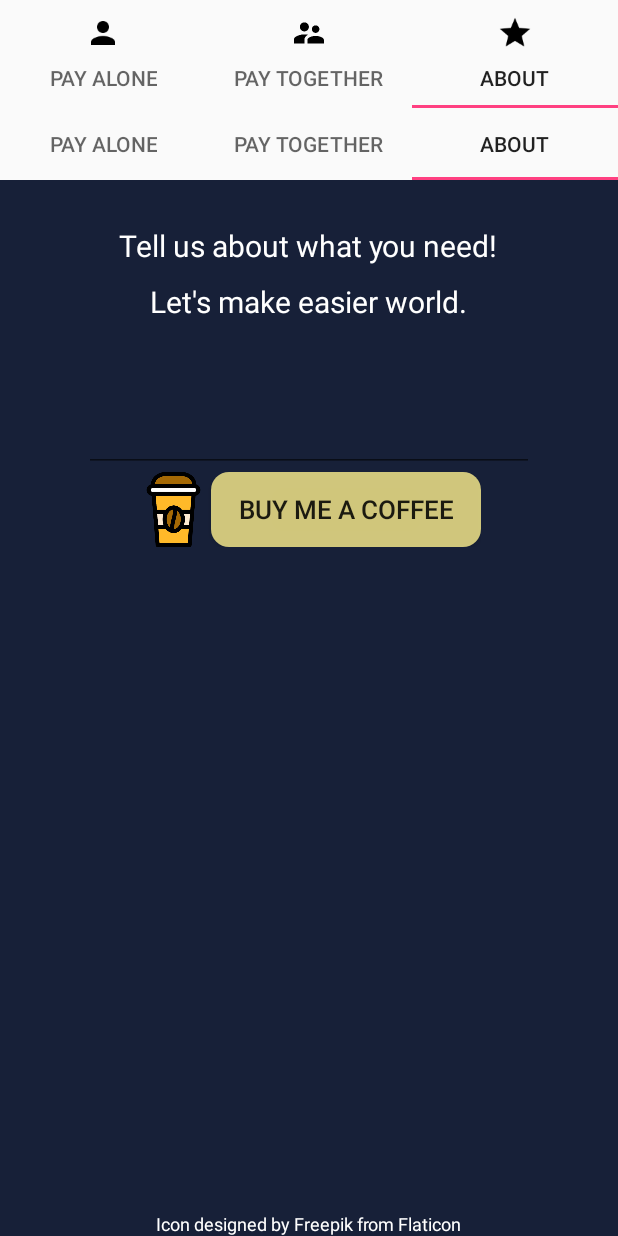
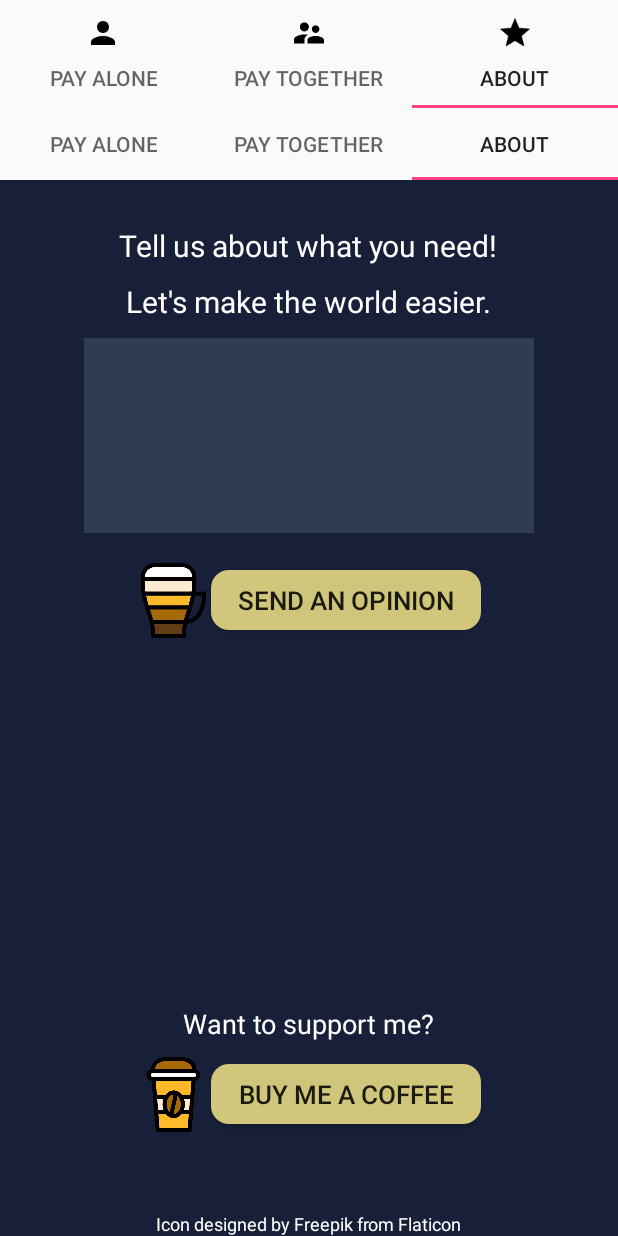
Before and after one commit to mhlee1215/tipcaly, an Android app: the screen it shows after launch (MainActivity), tab 3 chosen, on a phone screen of 412 x 824 dp. Run offline under Robolectric (Android 15) with nearby library versions, the phone set to English and light mode, and no system bars; our stand-ins replace AdMob; libraries missing offline, so code that uses them is left out: com.daimajia.androidanimations, com.daimajia.swipe, com.paypal.android; 3 statements that could not run were skipped.

Commit message:
about page updated

```diff
--- a/app/src/main/AndroidManifest.xml
+++ b/app/src/main/AndroidManifest.xml
@@ -12,7 +12,10 @@
         android:label="@string/app_name"
         android:supportsRtl="true"
         android:theme="@style/AppTheme">
-        <activity android:name=".MainActivity">
+        <activity android:name=".MainActivity"
+            android:windowSoftInputMode="adjustPan"
+            android:screenOrientation="portrait"
+            >
             <intent-filter>
                 <action android:name="android.intent.action.MAIN" />
 
--- a/app/src/main/java/com/tipcaly/tipcaly/AboutFragment.java
+++ b/app/src/main/java/com/tipcaly/tipcaly/AboutFragment.java
@@ -17,6 +17,7 @@ import android.view.ViewGroup;
 import android.webkit.WebView;
 import android.widget.AdapterView;
 import android.widget.Button;
+import android.widget.EditText;
 import android.widget.RelativeLayout;
 import android.widget.TextView;
 import android.widget.Toast;
@@ -82,6 +83,7 @@ public class AboutFragment extends Fragment{
 //            .merchantUserAgreementUri(Uri.parse("https://www.example.com/legal"));
 
     View view;
+    EditText sendContent;
 
     public AboutFragment() {
         // Required empty public constructor
@@ -126,6 +128,25 @@ public class AboutFragment extends Fragment{
             @Override
             public void onClick(View v) {
                 onBuyPressed();
+            }
+        });
+
+        sendContent = (EditText)view.findViewById(R.id.text_opinion);
+
+        Button sendBtn = (Button)view.findViewById(R.id.sendBtn);
+        sendBtn.setOnClickListener(new View.OnClickListener() {
+            @Override
+            public void onClick(View v) {
+                Intent i = new Intent(Intent.ACTION_SEND);
+                i.setType("message/rfc822");
+                i.putExtra(Intent.EXTRA_EMAIL  , new String[]{"mhlee1215+tipcalyandroid@gmail.com"});
+                i.putExtra(Intent.EXTRA_SUBJECT, "User's Opinion");
+                i.putExtra(Intent.EXTRA_TEXT   , sendContent.getText().toString());
+                try {
+                    startActivity(Intent.createChooser(i, "Send mail to the developer."));
+                } catch (android.content.ActivityNotFoundException ex) {
+                    Toast.makeText(getActivity(), "There are no email clients installed.", Toast.LENGTH_SHORT).show();
+                }
             }
         });
 
--- a/app/src/main/res/drawable/button_buy.xml
+++ b/app/src/main/res/drawable/button_buy.xml
@@ -3,7 +3,7 @@
 <item android:state_pressed="true" >
     <shape android:shape="rectangle"  >
         <corners android:radius="12dp" />
-        <solid android:color="#ccfff07e"/>
+        <solid android:color="#cce9d647"/>
     </shape>
 </item>
 <item android:state_focused="true">
--- a/app/src/main/res/layout/fragment_about.xml
+++ b/app/src/main/res/layout/fragment_about.xml
@@ -28,26 +28,100 @@
         android:layout_width="wrap_content"
         android:layout_height="wrap_content"
         android:layout_centerHorizontal="true"
-        android:text="Let's make easier world."
+        android:text="Let's make the world easier."
         android:textSize="20dp"
         />
 
-    <EditText
-        android:id="@+id/text_edit"
-        android:layout_width="300dp"
-        android:layout_height="100dp"
+
+
+    <LinearLayout
+        android:id="@+id/send_mail_layout"
+        android:layout_width="wrap_content"
+        android:layout_height="wrap_content"
+        android:orientation="vertical"
+        android:layout_below="@id/text_view2"
+        android:layout_centerVertical="true"
+        android:layout_gravity="center_horizontal"
         android:layout_centerHorizontal="true"
-        android:layout_below="@id/text_view2"
-        />
+        >
+
+        <android.support.design.widget.TextInputLayout
+            android:id="@+id/user_opinion_layout"
+            android:layout_centerHorizontal="true"
+            android:layout_marginBottom="20dp"
+            android:layout_width="wrap_content"
+            android:layout_height="wrap_content">
+
+        <EditText
+            android:id="@+id/text_opinion"
+            android:layout_width="300dp"
+            android:layout_height="130dp"
+            android:layout_centerHorizontal="true"
+            android:background="@color/charcoal"
+            android:textColor="@color/white"
+            />
+        </android.support.design.widget.TextInputLayout>
+
+        <LinearLayout
+            android:layout_width="wrap_content"
+            android:layout_height="wrap_content"
+            android:orientation="horizontal"
+            android:layout_gravity="center"
+            >
+            <ImageView
+                android:layout_width="50dp"
+                android:layout_height="50dp"
+                android:scaleType="fitXY"
+                android:adjustViewBounds="true"
+                android:src="@drawable/irish_coffee" />
+            <Button
+                android:id="@+id/sendBtn"
+                android:layout_width="180dp"
+                android:layout_height="40dp"
+                android:background="@drawable/button_buy"
+                android:layout_gravity="center"
+                android:textSize="17dp"
+                android:text="Send an opinion" />
+        </LinearLayout>
+
+
+    </LinearLayout>
+
+
+
+
+    <TextView
+        style="@style/text_view_text"
+        android:layout_width="wrap_content"
+        android:layout_height="wrap_content"
+        android:layout_alignParentBottom="true"
+        android:layout_centerHorizontal="true"
+        android:text="Icon designed by Freepik from Flaticon"
+        android:textSize="12dp"
+        android:id="@+id/icon_publisher" />
 
     <LinearLayout
         android:id="@+id/wrapper"
-        android:layout_below="@id/text_edit"
+        android:layout_above="@id/icon_publisher"
         android:layout_width="match_parent"
-        android:layout_height="match_parent"
-        android:layout_alignParentRight="true"
+        android:layout_height="wrap_content"
+        android:layout_marginBottom="50dp"
+        android:layout_alignParentBottom="true"
         android:layout_centerVertical="true"
         android:orientation="vertical" >
+
+        <TextView
+            style="@style/text_view_text"
+            android:id="@+id/text_view3"
+            android:layout_gravity="center"
+            android:layout_marginTop="10dp"
+            android:layout_marginBottom="10dp"
+            android:layout_width="wrap_content"
+            android:layout_height="wrap_content"
+            android:layout_centerHorizontal="true"
+            android:text="Want to support me?"
+            android:textSize="18dp"
+            />
 
         <LinearLayout
             android:layout_width="wrap_content"
@@ -64,38 +138,13 @@
             <Button
                 android:id="@+id/buyItBtn"
                 android:layout_width="180dp"
-                android:layout_height="50dp"
+                android:layout_height="40dp"
                 android:background="@drawable/button_buy"
-                android:layout_centerHorizontal="true"
+                android:layout_gravity="center"
                 android:textSize="17dp"
                 android:text="Buy me a coffee" />
         </LinearLayout>
 
-
-
-        <!--<Button-->
-            <!--android:id="@+id/futurePaymentBtn"-->
-            <!--android:layout_width="match_parent"-->
-            <!--android:layout_height="wrap_content"-->
-            <!--android:layout_marginTop="20dp"-->
-            <!--android:onClick="onFuturePaymentPressed"-->
-            <!--android:text="Future Payment Consent" />-->
-
-        <!--<Button-->
-            <!--android:id="@+id/futurePaymentPurchaseBtn"-->
-            <!--android:layout_width="match_parent"-->
-            <!--android:layout_height="wrap_content"-->
-            <!--android:layout_marginTop="20dp"-->
-            <!--android:onClick="onFuturePaymentPurchasePressed"-->
-            <!--android:text="Future Payment Purchase" />-->
-
-        <!--<Button-->
-            <!--android:id="@+id/profileSharingBtn"-->
-            <!--android:layout_width="match_parent"-->
-            <!--android:layout_height="wrap_content"-->
-            <!--android:layout_marginTop="20dp"-->
-            <!--android:onClick="onProfileSharingPressed"-->
-            <!--android:text="Profile Sharing Consent" />-->
 
         <TextView
             android:layout_width="wrap_content"
@@ -105,15 +154,4 @@
             android:id="@+id/txtResult" />
     </LinearLayout>
 
-
-    <TextView
-        style="@style/text_view_text"
-        android:layout_width="wrap_content"
-        android:layout_height="wrap_content"
-        android:layout_alignParentBottom="true"
-        android:layout_centerHorizontal="true"
-        android:text="Icon designed by Freepik from Flaticon"
-        android:textSize="12dp"
-        android:id="@+id/icon_publisher" />
-
 </RelativeLayout>
```
Also changed, not shown: app/src/main/res/drawable-xhdpi/irish_coffee.png (added).
